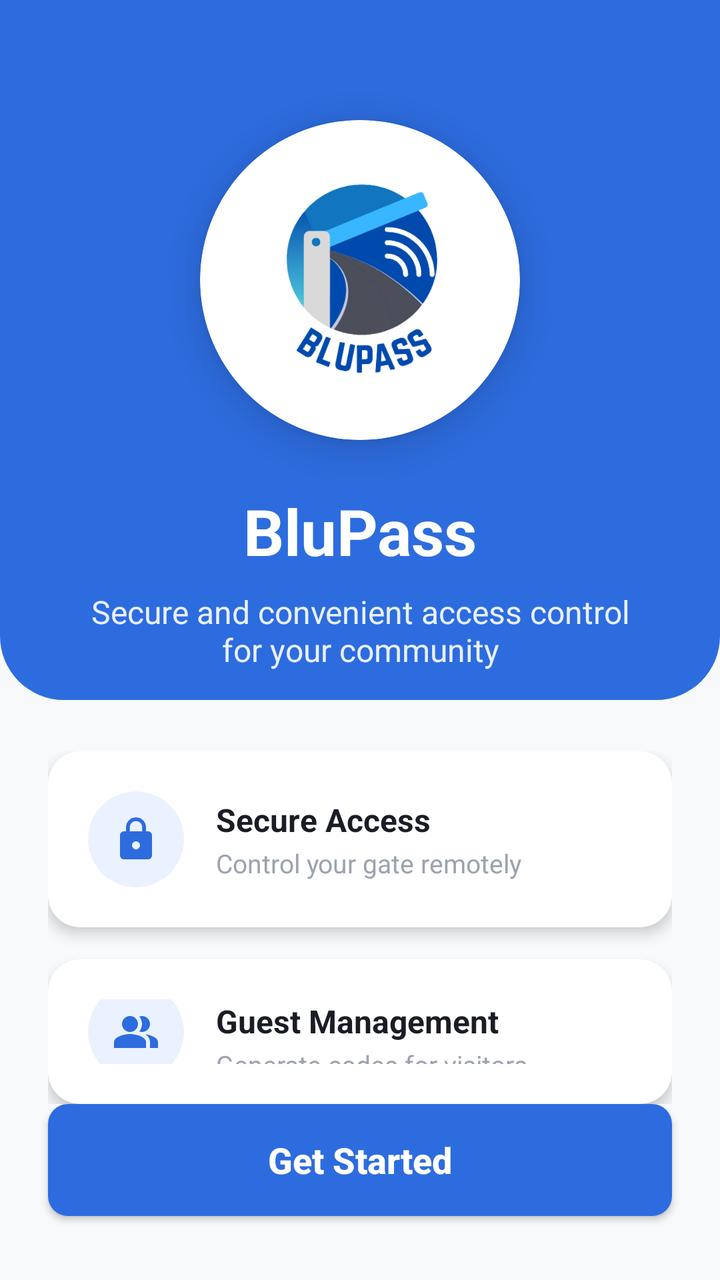
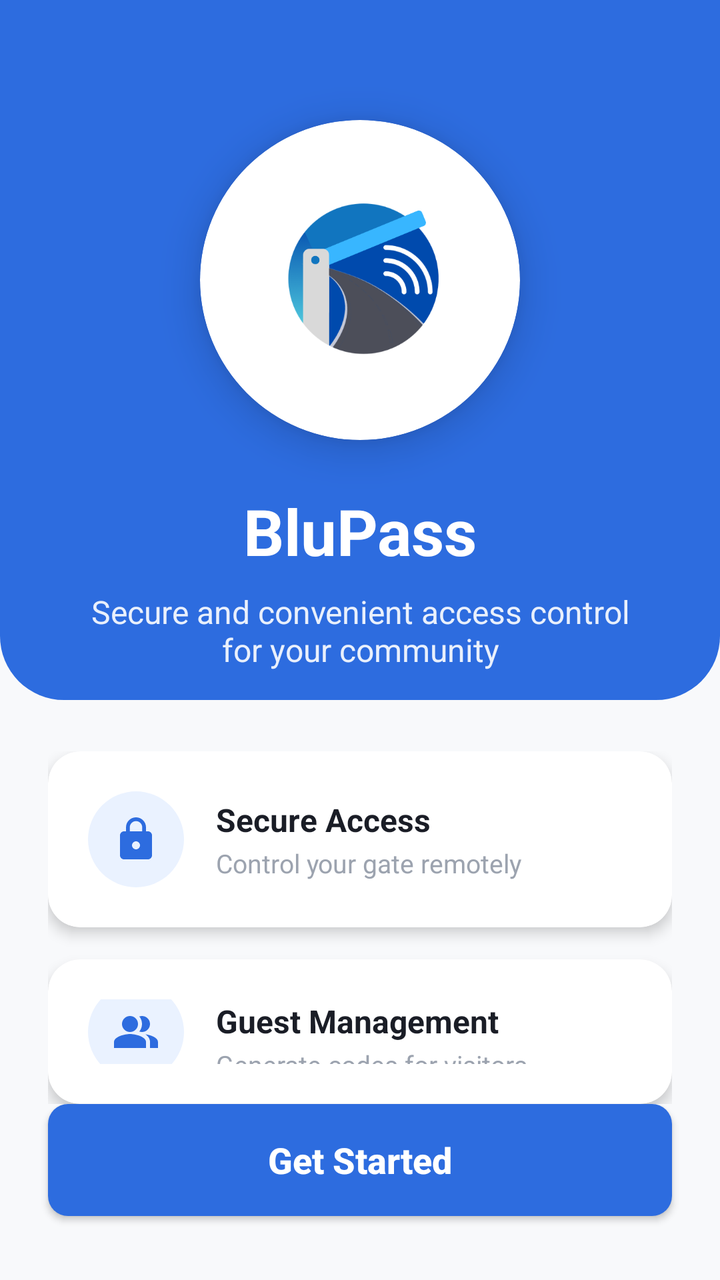

The first picture is an Android layout as it rendered before a commit; the second is the same layout after the commit. The layout source and the unified diff follow.
<!-- AndroidManifest.xml: application theme Theme.EldroidProject -->
<!-- res/layout/activity_landing.xml -->
<?xml version="1.0" encoding="utf-8"?>
<androidx.constraintlayout.widget.ConstraintLayout
    xmlns:android="http://schemas.android.com/apk/res/android"
    xmlns:app="http://schemas.android.com/apk/res-auto"
    xmlns:tools="http://schemas.android.com/tools"
    android:layout_width="match_parent"
    android:layout_height="match_parent"
    android:background="@color/background_gray">

    <View
        android:id="@+id/headerBg"
        android:layout_width="match_parent"
        android:layout_height="350dp"
        android:background="@drawable/bg_home_header"
        app:layout_constraintHeight_percent="0.45"
        app:layout_constraintTop_toTopOf="parent" />

    <androidx.cardview.widget.CardView
        android:id="@+id/logoContainer"
        android:layout_width="160dp"
        android:layout_height="160dp"
        android:layout_marginTop="60dp"
        app:cardBackgroundColor="@color/white"
        app:cardCornerRadius="80dp"
        app:cardElevation="12dp"
        app:layout_constraintEnd_toEndOf="parent"
        app:layout_constraintStart_toStartOf="parent"
        app:layout_constraintTop_toTopOf="parent">

        <ImageView
            android:id="@+id/icon_house"
            android:layout_width="match_parent"
            android:layout_height="match_parent"
            android:layout_margin="30dp"
            android:src="@drawable/blupasss"
            android:scaleType="fitCenter" />
    </androidx.cardview.widget.CardView>

    <TextView
        android:id="@+id/appTitle"
        android:layout_width="wrap_content"
        android:layout_height="wrap_content"
        android:layout_marginTop="24dp"
        android:text="BluPass"
        android:textColor="@color/white"
        android:textSize="32sp"
        android:textStyle="bold"
        app:layout_constraintEnd_toEndOf="parent"
        app:layout_constraintStart_toStartOf="parent"
        app:layout_constraintTop_toBottomOf="@id/logoContainer" />

    <TextView
        android:id="@+id/subtitle"
        android:layout_width="0dp"
        android:layout_height="wrap_content"
        android:layout_marginHorizontal="40dp"
        android:layout_marginTop="8dp"
        android:alpha="0.9"
        android:gravity="center"
        android:text="Secure and convenient access control for your community"
        android:textColor="@color/white"
        android:textSize="16sp"
        app:layout_constraintEnd_toEndOf="parent"
        app:layout_constraintStart_toStartOf="parent"
        app:layout_constraintTop_toBottomOf="@id/appTitle" />

    <LinearLayout
        android:layout_width="match_parent"
        android:layout_height="0dp"
        android:orientation="vertical"
        android:paddingHorizontal="24dp"
        android:paddingTop="40dp"
        app:layout_constraintBottom_toTopOf="@id/getStarted"
        app:layout_constraintTop_toBottomOf="@id/subtitle">

        <androidx.cardview.widget.CardView
            android:layout_width="match_parent"
            android:layout_height="wrap_content"
            android:layout_marginBottom="16dp"
            app:cardBackgroundColor="@color/white"
            app:cardCornerRadius="16dp"
            app:cardElevation="4dp">

            <LinearLayout
                android:layout_width="match_parent"
                android:layout_height="wrap_content"
                android:gravity="center_vertical"
                android:orientation="horizontal"
                android:padding="20dp">

                <ImageView
                    android:layout_width="48dp"
                    android:layout_height="48dp"
                    android:background="@drawable/circle_shape"
                    android:backgroundTint="#EAF2FF"
                    android:padding="12dp"
                    android:src="@drawable/baseline_lock_24"
                    app:tint="@color/primary_blue" />

                <LinearLayout
                    android:layout_width="match_parent"
                    android:layout_height="wrap_content"
                    android:layout_marginStart="16dp"
                    android:orientation="vertical">

                    <TextView
                        android:layout_width="wrap_content"
                        android:layout_height="wrap_content"
                        android:text="Secure Access"
                        android:textColor="#1A1D26"
                        android:textSize="16sp"
                        android:textStyle="bold" />

                    <TextView
                        android:layout_width="wrap_content"
                        android:layout_height="wrap_content"
                        android:layout_marginTop="2dp"
                        android:text="Control your gate remotely"
                        android:textColor="#9CA3AF"
                        android:textSize="13sp" />
                </LinearLayout>
            </LinearLayout>
        </androidx.cardview.widget.CardView>

        <androidx.cardview.widget.CardView
            android:layout_width="match_parent"
            android:layout_height="wrap_content"
            app:cardBackgroundColor="@color/white"
            app:cardCornerRadius="16dp"
            app:cardElevation="4dp">

            <LinearLayout
                android:layout_width="match_parent"
                android:layout_height="wrap_content"
                android:gravity="center_vertical"
                android:orientation="horizontal"
                android:padding="20dp">

                <ImageView
                    android:layout_width="48dp"
                    android:layout_height="48dp"
                    android:background="@drawable/circle_shape"
                    android:backgroundTint="#EAF2FF"
                    android:padding="12dp"
                    android:src="@drawable/baseline_people_alt_24"
                    app:tint="@color/primary_blue" />

                <LinearLayout
                    android:layout_width="match_parent"
                    android:layout_height="wrap_content"
                    android:layout_marginStart="16dp"
                    android:orientation="vertical">

                    <TextView
                        android:layout_width="wrap_content"
                        android:layout_height="wrap_content"
                        android:text="Guest Management"
                        android:textColor="#1A1D26"
                        android:textSize="16sp"
                        android:textStyle="bold" />

                    <TextView
                        android:layout_width="wrap_content"
                        android:layout_height="wrap_content"
                        android:layout_marginTop="2dp"
                        android:text="Generate codes for visitors"
                        android:textColor="#9CA3AF"
                        android:textSize="13sp" />
                </LinearLayout>
            </LinearLayout>
        </androidx.cardview.widget.CardView>

    </LinearLayout>

    <Button
        android:id="@+id/getStarted"
        android:layout_width="match_parent"
        android:layout_height="56dp"
        android:layout_marginHorizontal="24dp"
        android:layout_marginBottom="32dp"
        android:background="@drawable/rounded_blue_button"
        android:backgroundTint="@color/primary_blue"
        android:elevation="8dp"
        android:text="Get Started"
        android:textAllCaps="false"
        android:textColor="@android:color/white"
        android:textSize="18sp"
        android:textStyle="bold"
        app:layout_constraintBottom_toBottomOf="parent" />

</androidx.constraintlayout.widget.ConstraintLayout>
<!-- resources referenced by this layout -->
<resources>
  <color name="background_gray">#F8F9FB</color>
  <color name="primary_blue">#2D6CDF</color>
  <color name="white">#FFFFFFFF</color>
  <!-- drawable baseline_lock_24 (drawable) -->
  <vector xmlns:android="http://schemas.android.com/apk/res/android" android:height="24dp" android:tint="#234C6A" android:viewportHeight="24" android:viewportWidth="24" android:width="24dp">
        
      <path android:fillColor="@android:color/white" android:pathData="M18,8h-1L17,6c0,-2.76 -2.24,-5 -5,-5S7,3.24 7,6v2L6,8c-1.1,0 -2,0.9 -2,2v10c0,1.1 0.9,2 2,2h12c1.1,0 2,-0.9 2,-2L20,10c0,-1.1 -0.9,-2 -2,-2zM12,17c-1.1,0 -2,-0.9 -2,-2s0.9,-2 2,-2 2,0.9 2,2 -0.9,2 -2,2zM15.1,8L8.9,8L8.9,6c0,-1.71 1.39,-3.1 3.1,-3.1 1.71,0 3.1,1.39 3.1,3.1v2z"/>
      
  </vector>
  <!-- drawable baseline_people_alt_24 (drawable) -->
  <vector xmlns:android="http://schemas.android.com/apk/res/android" android:height="24dp" android:tint="#234C6A" android:viewportHeight="24" android:viewportWidth="24" android:width="24dp">
        
      <path android:fillColor="@android:color/white" android:fillType="evenOdd" android:pathData="M16.67,13.13C18.04,14.06 19,15.32 19,17v3h4v-3C23,14.82 19.43,13.53 16.67,13.13z"/>
        
      <path android:fillColor="@android:color/white" android:fillType="evenOdd" android:pathData="M9,8m-4,0a4,4 0,1 1,8 0a4,4 0,1 1,-8 0"/>
        
      <path android:fillColor="@android:color/white" android:fillType="evenOdd" android:pathData="M15,12c2.21,0 4,-1.79 4,-4c0,-2.21 -1.79,-4 -4,-4c-0.47,0 -0.91,0.1 -1.33,0.24C14.5,5.27 15,6.58 15,8s-0.5,2.73 -1.33,3.76C14.09,11.9 14.53,12 15,12z"/>
        
      <path android:fillColor="@android:color/white" android:fillType="evenOdd" android:pathData="M9,13c-2.67,0 -8,1.34 -8,4v3h16v-3C17,14.34 11.67,13 9,13z"/>
      
  </vector>
  <!-- drawable bg_home_header (drawable) -->
  <shape xmlns:android="http://schemas.android.com/apk/res/android" android:shape="rectangle">
      <solid android:color="@color/primary_blue"/>
      <corners android:bottomLeftRadius="32dp" android:bottomRightRadius="32dp"/>
  </shape>
  <!-- drawable blupasss: png bitmap (drawable, 82251 bytes) -->
  <!-- drawable circle_shape (drawable) -->
  <shape xmlns:android="http://schemas.android.com/apk/res/android" android:shape="oval">
      <solid android:color="#A7D3EF"/>
  </shape>
  <!-- drawable rounded_blue_button (drawable) -->
  <?xml version="1.0" encoding="utf-8"?>
  <shape xmlns:android="http://schemas.android.com/apk/res/android"
      android:shape="rectangle">
      <solid android:color="#4A90E2" /> <corners android:radius="10dp" />
  </shape>
  <style name="Theme.EldroidProject" parent="Theme.MaterialComponents.DayNight.NoActionBar">
          <item name="colorPrimary">#2D6CDF</item>
          <item name="colorPrimaryVariant">#1A4F8B</item>
          <item name="colorOnPrimary">#FFFFFF</item>
      </style>
</resources>

<!-- the commit's change to res/layout/activity_landing.xml (unified diff, before → after) -->
@@ -32,8 +32,8 @@
             android:layout_width="match_parent"
             android:layout_height="match_parent"
             android:layout_margin="30dp"
-            android:src="@drawable/blupasss"
-            android:scaleType="fitCenter" />
+            android:scaleType="fitCenter"
+            android:src="@drawable/blupass" />
     </androidx.cardview.widget.CardView>
 
     <TextView
<!-- resource entries referenced after the edit -->
@@ -26,7 +26,7 @@
       <solid android:color="@color/primary_blue"/>
       <corners android:bottomLeftRadius="32dp" android:bottomRightRadius="32dp"/>
   </shape>
-  <!-- drawable blupasss: png bitmap (drawable, 82251 bytes) -->
+  <!-- drawable blupass: png bitmap (drawable, 29245 bytes) -->
   <!-- drawable circle_shape (drawable) -->
   <shape xmlns:android="http://schemas.android.com/apk/res/android" android:shape="oval">
       <solid android:color="#A7D3EF"/>
